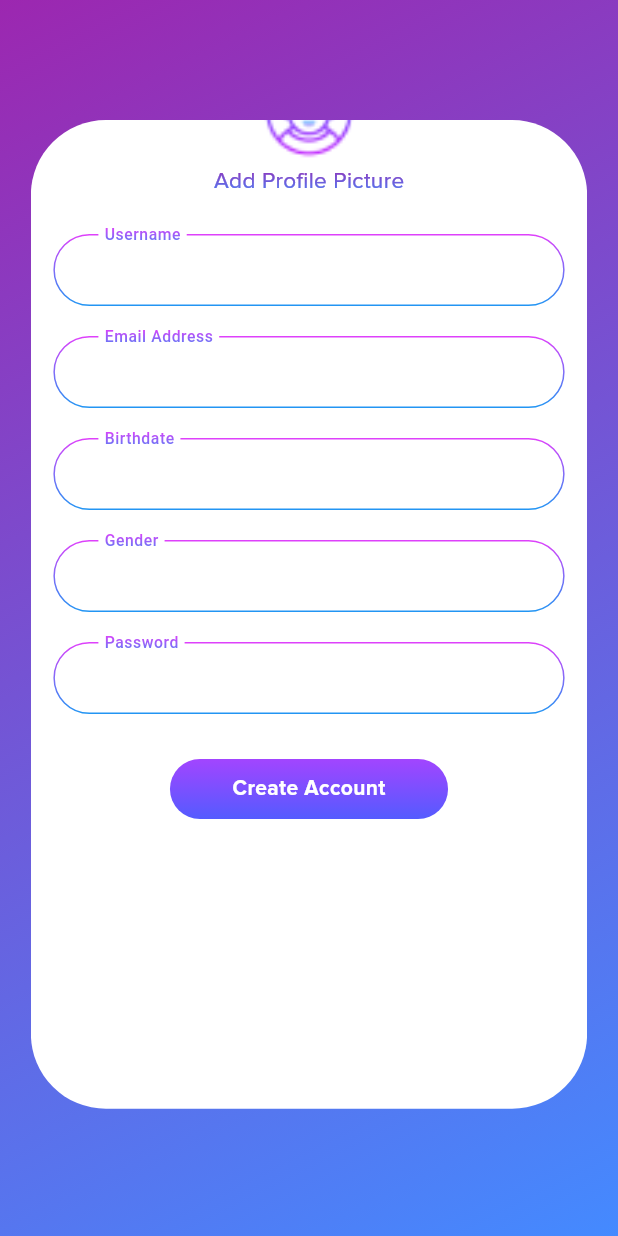
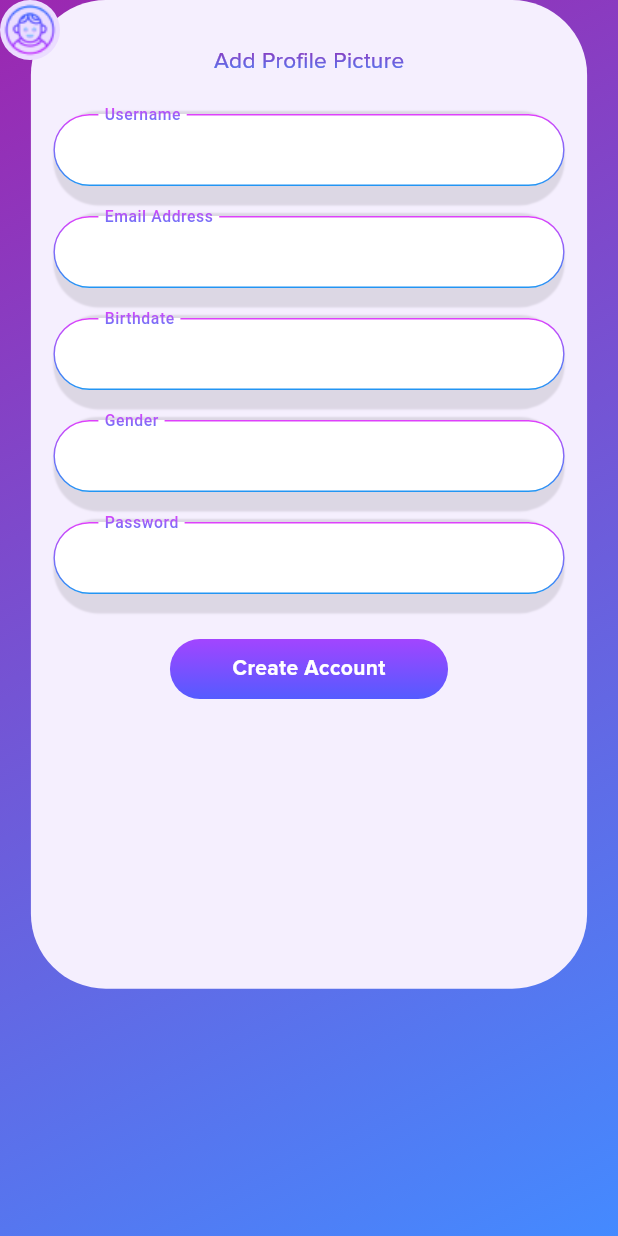
Before and after one commit to huzaifaa786/star_maker, a Flutter app: the SignupView screen opened directly, on a phone screen of 412 x 824 dp. Run offline on Flutter 3.47's test engine with Material 3 defaults, Android fonts, the light colour scheme and no system bars; our stand-ins replace cached_network_image, dio, flutter_cache_manager, flutter_svg, gap, gradient_borders and 2 more; missing offline and left inert: encrypt, flutter_lyric, zego_express_engine, zego_uikit, zego_zim; accounts and stored records are empty; Roboto replaces fonts that are missing (Poppins); project files that could hold a hidden picture were left out.

Commit message:
hafiz bismil

```diff
--- a/lib/main.dart
+++ b/lib/main.dart
@@ -31,7 +31,7 @@
         colorScheme: ColorScheme.fromSeed(seedColor: Colors.deepPurple),
         useMaterial3: true,
       ),
-      home: const SplashView(),
+      home: const SignupView(),
     );
   }
 }
--- a/lib/utils/colors.dart
+++ b/lib/utils/colors.dart
@@ -4,3 +4,4 @@
 
 const blueAccent = Colors.blueAccent;
 const fullWhiteColor = Color(4294967295);
+const ofWhiteColor = Color(4294307838);
--- a/lib/views/Karaoke/component/main_input.dart
+++ b/lib/views/Karaoke/component/main_input.dart
@@ -3,6 +3,7 @@
 import 'package:flutter/material.dart';
 
 import 'package:gradient_borders/gradient_borders.dart';
+import 'package:star_maker/utils/colors.dart';
 
 class InputField extends StatelessWidget {
   const InputField({
@@ -31,8 +32,30 @@
   @override
   Widget build(BuildContext context) {
     return Container(
-        padding: const EdgeInsets.only(top: 15, left: 0, right: 0),
+        padding: const EdgeInsets.only(top: 15, left: 0, right: 0,),
+        // decoration: BoxDecoration(
+        //   boxShadow: [
+        //     BoxShadow(
+        //       color: Colors.grey.withOpacity(0.5), // Shadow color
+        //       spreadRadius: 2,
+        //       blurRadius: 10,
+        //       offset: Offset(0, 1), // changes position of shadow
+        //     ),
+        //   ],
+        // ),
 
+        decoration: BoxDecoration(
+              //  color: Colors.white,
+
+                borderRadius: BorderRadius.circular(30.0),
+                boxShadow: [
+                  BoxShadow(
+                    offset: Offset(0,13),
+                    blurRadius:0.3,
+                    color: Colors.black.withOpacity(0.1),
+                  ),
+                ],
+              ),
         child: TextFormField(
             readOnly: readOnly,
             maxLines: maxlines,
@@ -48,13 +71,12 @@
             style: TextStyle(color: Colors.black),
             keyboardType: type,
             decoration: InputDecoration(
-                contentPadding:
-                    EdgeInsets.symmetric( horizontal: 30),
+                contentPadding: EdgeInsets.symmetric(horizontal: 30),
                 // contentPadding: EdgeInsets.zero,
 
                 floatingLabelBehavior: FloatingLabelBehavior.always,
-
-                fillColor: Colors.white,
+                fillColor: fullWhiteColor,
+                filled: true,
                 border: GradientOutlineInputBorder(
                   borderRadius: BorderRadius.circular(30),
                   gradient: const LinearGradient(
@@ -68,22 +90,16 @@
                 labelText: lable,
                 //hintText: hint,
                 labelStyle: TextStyle(
-
                     fontFamily: 'Poppins',
                     fontWeight: FontWeight.w500,
                     fontSize: 14,
                     foreground: Paint()
-
                       ..shader = LinearGradient(
-
                               begin: Alignment.topLeft,
                               end: Alignment.bottomLeft,
                               colors: [Colors.purpleAccent, Colors.blue])
-
-                          .createShader(Rect.fromLTWH(0, 0, 200, 20),
-
-                          ))
-
-                          )));
+                          .createShader(
+                        Rect.fromLTWH(0, 0, 200, 20),
+                      )))));
   }
 }
--- a/lib/views/auth/signup_view.dart
+++ b/lib/views/auth/signup_view.dart
@@ -1,3 +1,5 @@
+// ignore_for_file: prefer_const_constructors
+
 import 'package:flutter/material.dart';
 import 'package:flutter_svg/flutter_svg.dart';
 import 'package:star_maker/utils/colors.dart';
@@ -20,7 +22,12 @@
     return Scaffold(
         body: SafeArea(
       child: SingleChildScrollView(
-        child: Container(
+        child: Column(
+          children: [
+            Stack(
+              children: [
+                Container(
+
                   height: MediaQuery.of(context).size.height,
                   width: MediaQuery.of(context).size.width,
                   decoration: BoxDecoration(
@@ -29,17 +36,17 @@
                     end: Alignment.bottomRight,
                     colors: [Colors.purple, Colors.blueAccent],
                   )),
-          child: Column(
-            children: [
-              Gap(80),
-              Stack(
-                children: [
-                  Container(
-                    padding: EdgeInsets.only(left: 15,right: 15),
+                ),
+
+                Center(
+
+                  child: Container(
+                    padding: EdgeInsets.only(left: 15, right: 15,),
+                   // padding: EdgeInsets.symmetric(horizontal: 15,),
                     height: MediaQuery.of(context).size.height * 0.80,
                     width: MediaQuery.of(context).size.width * 0.90,
                     decoration: BoxDecoration(
-                        color: white,
+                        color: ofWhiteColor,
                         // border:
                         //     Border.all(width: 1, color: lightGreenColor.withOpacity(0.3)),
                         borderRadius: BorderRadius.all(Radius.circular(50))),
@@ -56,39 +63,42 @@
                           ],
                         ),
                         Gap(10),
-                       InputField(lable: 'Username',),
+                        InputField(
+                          lable: 'Username',
+                        ),
                         Gap(5),
-                       InputField(lable: 'Email Address',),
+                        InputField(
+                          lable: 'Email Address',
+                        ),
                         Gap(5),
-                       InputField(lable: 'Birthdate',),
+                        InputField(
+                          lable: 'Birthdate',
+                        ),
                         Gap(5),
-                       InputField(lable: 'Gender',),
+                        InputField(
+                          lable: 'Gender',
+                        ),
                         Gap(5),
-                       InputField(lable: 'Password',obscure: true,),
+                        InputField(
+                          lable: 'Password',
+                          obscure: true,
+                        ),
                         Gap(30),
-                       CustomeButton(title: 'Create Account', onPressed: (){}),
+                        CustomeButton(
+                            title: 'Create Account', onPressed: () {}),
                       ],
                     ),
                   ),
+                ),
                 Positioned(
-                    // bottom: 470,
-                    top: -40,
-                    left: 0,
-                    right: 0,
-                    child: Center(
-                      child: Image.asset(
-                        'assets/images/User.png',height: 70,width: 70,
-                        scale: 1.0,
-                        fit: BoxFit.contain,
-                      ),
-                    ),
-                  ),
+                    child: CircleAvatar(
+                  backgroundImage: AssetImage('assets/images/User.png'),
+                )),
               ],
             ),
           ],
         ),
       ),
-      )),
-    );
+    ));
   }
 }
```
Lines whose indentation alone changed are shown as unchanged.
